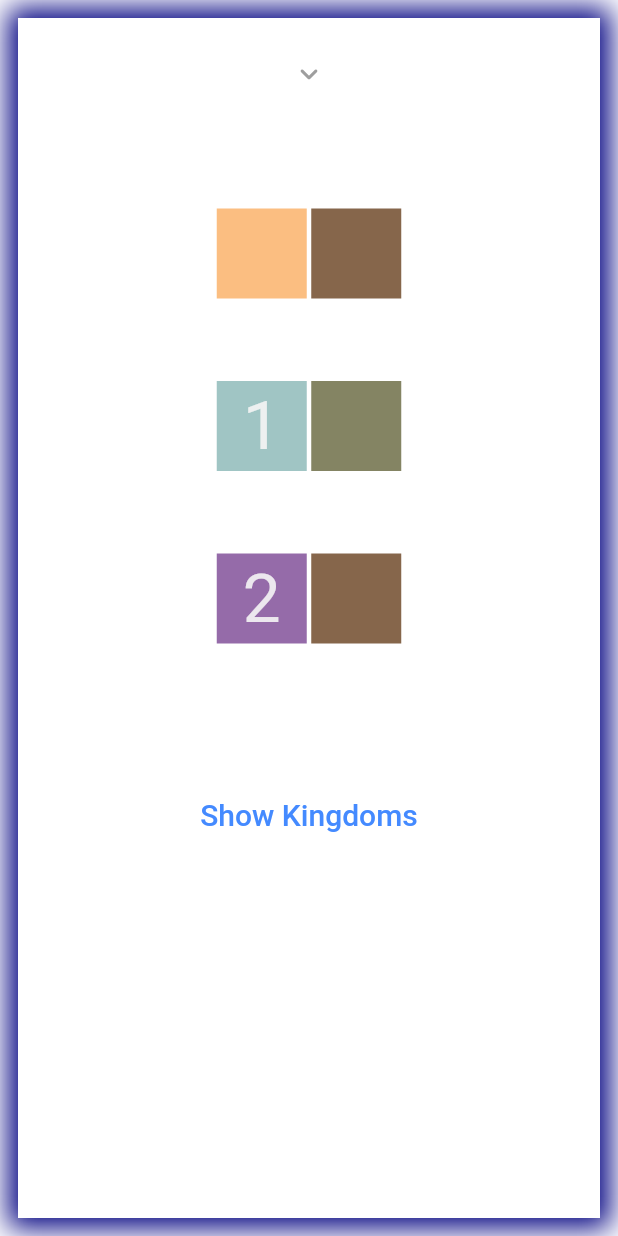
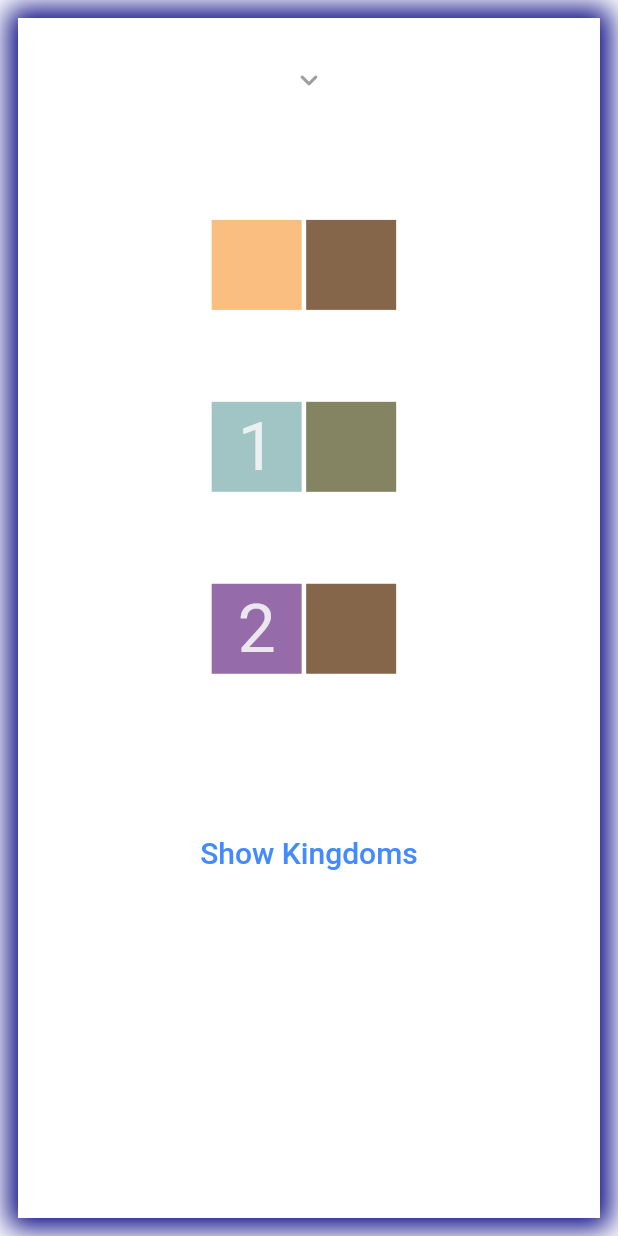
Before and after one commit to LiamWhitenack/Kingdomino, a Flutter app: the screen it shows after launch, on a phone screen of 412 x 824 dp. Run offline on Flutter 3.47's test engine with Material 2 defaults, Android fonts, the phone set to English and light mode, and no system bars; drawn by our look-alikes of sliding_up_panel.

Commit message:
everything is now sized off of screen size

```diff
--- a/lib/domino_selection_column.dart
+++ b/lib/domino_selection_column.dart
@@ -70,8 +70,9 @@ class _DominoSelectionColumnState extends State<DominoSelectionColumn> {
         final int index = entry.key;
         final Domino dominoOption = entry.value;
         Widget dominoDisplay = dominoOption.placed
-            ? const SizedBox(height: 60)
-            : displayDominoInABox(dominoOption, colorOfTheBox: dominoOption.noColorIfDominoNotTakenElseColor);
+            ? SizedBox(height: (MediaQuery.of(context).size.height / 13))
+            : displayDominoInABox(dominoOption, MediaQuery.of(context).size.height, MediaQuery.of(context).size.width,
+                colorOfTheBox: dominoOption.noColorIfDominoNotTakenElseColor);
 
         return dominoOption.placed
             ? const SizedBox()
@@ -82,12 +83,12 @@ class _DominoSelectionColumnState extends State<DominoSelectionColumn> {
                       _onCardTapped(index);
                     },
                     child: SizedBox(
-                      width: 160,
+                      width: MediaQuery.of(context).size.width / 2.45,
                       child: dominoDisplay,
                     ),
                   ),
-                  const SizedBox(
-                    height: 25,
+                  SizedBox(
+                    height: MediaQuery.of(context).size.height / 31,
                   ),
                 ],
               );
--- a/lib/domino_selection_interface.dart
+++ b/lib/domino_selection_interface.dart
@@ -225,12 +225,12 @@ class _DominoSelectionInterfaceState extends State<DominoSelectionInterface> {
     );
 
     return Container(
-      height: 700,
+      height: MediaQuery.of(context).size.height / 1.119,
       color: Colors.white,
       margin: const EdgeInsets.all(12.0),
       child: Column(
         children: [
-          const SizedBox(height: 100),
+          SizedBox(height: MediaQuery.of(context).size.height / 7.83),
           Row(
             mainAxisAlignment: MainAxisAlignment.center,
             children: [
@@ -238,12 +238,12 @@ class _DominoSelectionInterfaceState extends State<DominoSelectionInterface> {
               // add a gap if there's two columns
               (dominoSelectionColumnOne.dominoOptionsForSelection.isNotEmpty &&
                       dominoSelectionColumnTwo.dominoOptionsForSelection.isNotEmpty)
-                  ? const SizedBox(width: 10)
+                  ? SizedBox(width: MediaQuery.of(context).size.width / 39)
                   : const SizedBox(width: 0),
               dominoSelectionColumnTwo,
             ],
           ),
-          const SizedBox(height: 50),
+          SizedBox(height: MediaQuery.of(context).size.height / 16),
           widget.showTextButton ? selectDominoTextButton : const SizedBox(),
           showKingdomProgressButton,
         ],
--- a/lib/player_interaction_interface.dart
+++ b/lib/player_interaction_interface.dart
@@ -362,9 +362,9 @@ class _PlayerInteractionInterfaceState extends State<PlayerInteractionInterface>
 
       return Column(
         children: [
-          const SizedBox(height: 250),
+          SizedBox(height: MediaQuery.of(context).size.height / 3.13),
           SizedBox(
-            height: 400,
+            height: MediaQuery.of(context).size.height / 2,
             child: Column(
               children: [
                 // if there's no domino selected there's no need to show all of the bells and whistles
@@ -398,7 +398,7 @@ class _PlayerInteractionInterfaceState extends State<PlayerInteractionInterface>
       collapsed: Container(
         decoration: BoxDecoration(borderRadius: radius, color: Colors.white),
         margin: const EdgeInsets.fromLTRB(12.0, 12.0, 12.0, 0.0),
-        height: 75,
+        height: MediaQuery.of(context).size.height / 10,
         child: const Center(
           child: Icon(
             Icons.keyboard_arrow_up_rounded,
@@ -430,9 +430,9 @@ class _PlayerInteractionInterfaceState extends State<PlayerInteractionInterface>
           alignment: Alignment.topCenter,
           children: [
             dominoSelectionInterface,
-            const SizedBox(
-              height: 75,
-              child: Icon(
+            SizedBox(
+              height: MediaQuery.of(context).size.height / 10,
+              child: const Icon(
                 Icons.keyboard_arrow_down_rounded,
                 color: Colors.grey,
               ),
@@ -444,9 +444,9 @@ class _PlayerInteractionInterfaceState extends State<PlayerInteractionInterface>
       // outside the panel
       body: Column(
         children: [
-          const SizedBox(height: 250),
+          SizedBox(height: MediaQuery.of(context).size.height / 3),
           SizedBox(
-            height: 400,
+            height: MediaQuery.of(context).size.height / 2,
             child: Column(
               children: [
                 // if there's no domino selected there's no need to show all of the bells and whistles
--- a/lib/player_placement_grid.dart
+++ b/lib/player_placement_grid.dart
@@ -152,11 +152,11 @@ class PlayerKingdomGrid extends StatelessWidget {
       children: [
         Container(
           color: const Color.fromRGBO(245, 245, 245, 0.1),
-          height: 350,
+          height: MediaQuery.of(context).size.height / 2.3,
           child: Center(
             child: SizedBox(
-              width: 300 * (numColumns / 5) + numColumns * 4,
-              height: 300 * (numRows / 5) + numRows * 4,
+              width: (MediaQuery.of(context).size.width / 1.3) * (numColumns / 5) + numColumns * 4,
+              height: (MediaQuery.of(context).size.width / 1.3) * (numRows / 5) + numRows * 4,
               child: Column(children: getImages(numRows, numColumns, crowns, colors)),
             ),
           ),
--- a/lib/show_domino_functions.dart
+++ b/lib/show_domino_functions.dart
@@ -100,7 +100,8 @@ Widget displayDomino(Domino domino) {
   return Row(children: images);
 }
 
-Widget displayDominoInABox(Domino domino, {String colorOfTheBox = 'noColor'}) {
+Widget displayDominoInABox(Domino domino, double interfaceHeight, double interfaceWidth,
+    {String colorOfTheBox = 'noColor'}) {
   // this just puts the domino display in a box of a certain color,
   // in this case a player's color
   List? color = colors[colorOfTheBox];
@@ -110,12 +111,12 @@ Widget displayDominoInABox(Domino domino, {String colorOfTheBox = 'noColor'}) {
   double opacity = color[3];
 
   return Container(
-    height: 90,
-    width: 120,
+    height: interfaceHeight / 8.7,
+    width: interfaceWidth / 3.15,
     color: Color.fromRGBO(r, g, b, opacity),
     child: Center(
       child: SizedBox(
-        width: 124,
+        width: interfaceWidth / 3.15,
         child: displayDomino(domino),
       ),
     ),
```
